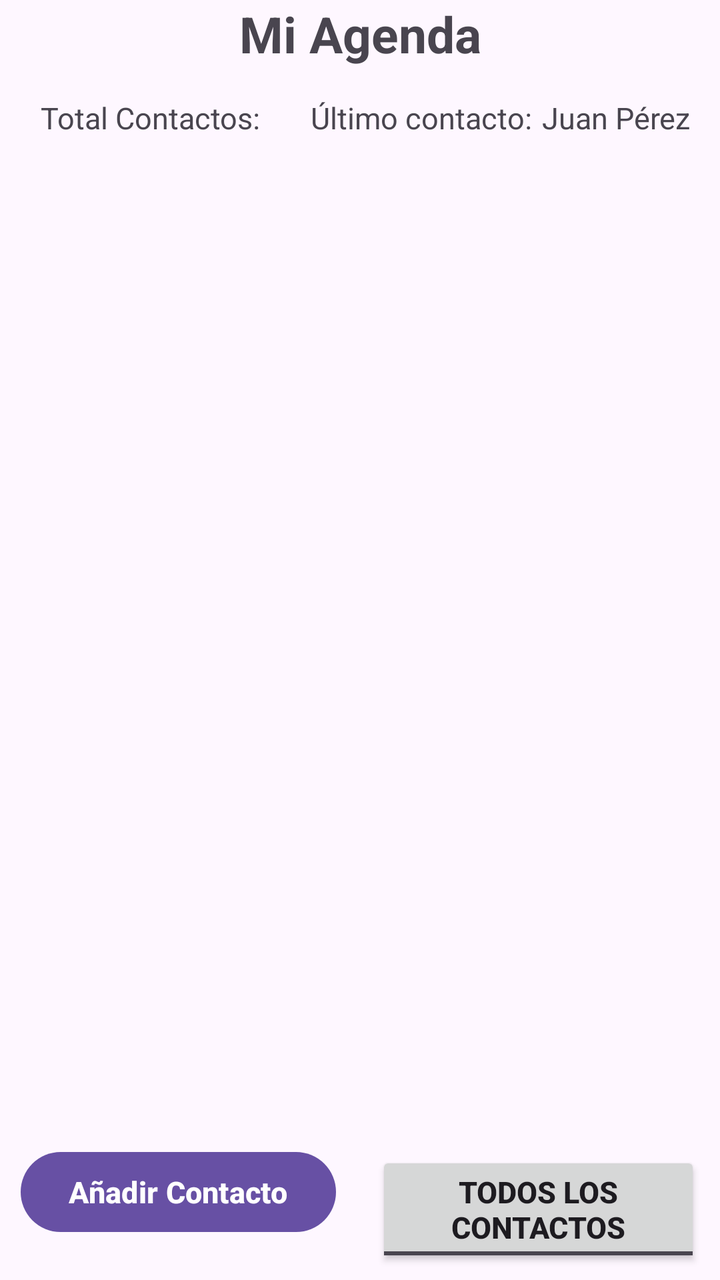
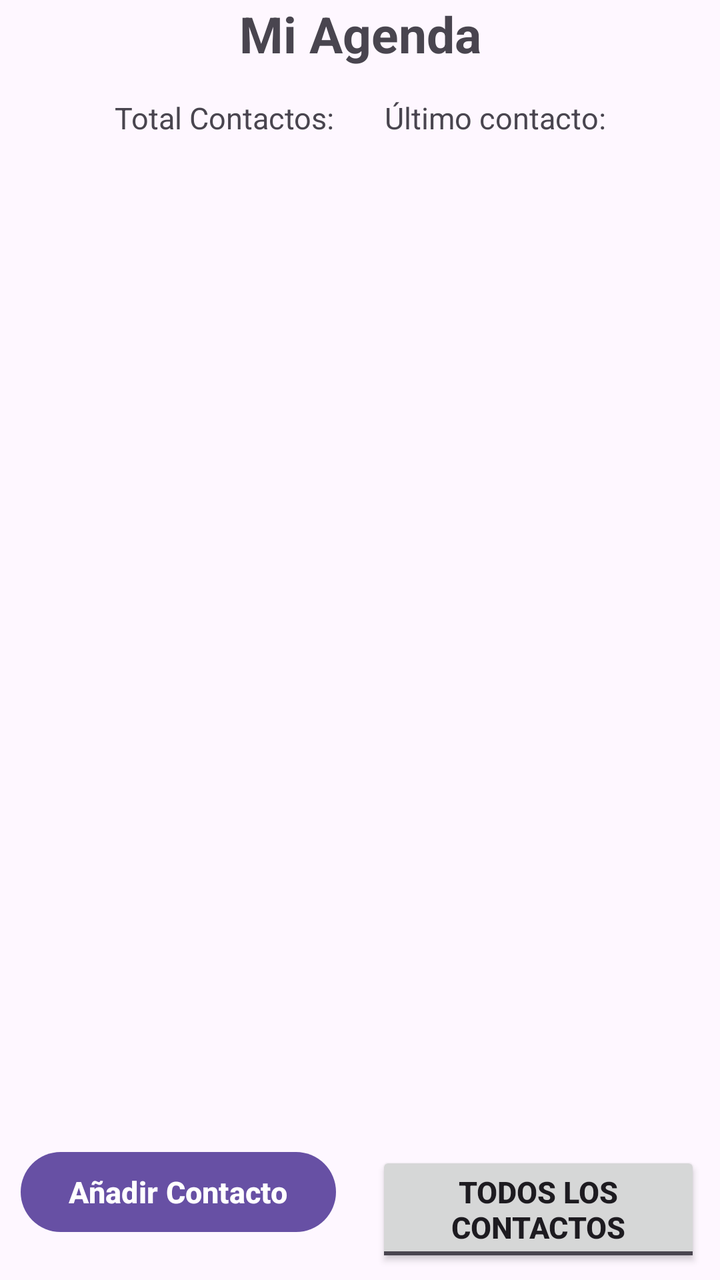

Compare the two renders of this Android layout. The source of the first and the diff that turns it into the second are given below.
<!-- AndroidManifest.xml: application theme Theme.MiAgenda -->
<!-- res/layout/activity_main.xml -->
<?xml version="1.0" encoding="utf-8"?>
<androidx.constraintlayout.widget.ConstraintLayout xmlns:android="http://schemas.android.com/apk/res/android"
    xmlns:app="http://schemas.android.com/apk/res-auto"
    xmlns:tools="http://schemas.android.com/tools"
    android:id="@+id/main"
    android:layout_width="match_parent"
    android:layout_height="match_parent"
    tools:context=".MainActivity">

    <TextView
        android:id="@+id/title"
        android:layout_width="wrap_content"
        android:layout_height="wrap_content"
        android:text="@string/app_name"
        app:layout_constraintTop_toTopOf="parent"
        app:layout_constraintEnd_toEndOf="parent"
        app:layout_constraintStart_toStartOf="parent"
        android:textSize="25sp"
        android:textStyle="bold"
    />

    <LinearLayout
        android:id="@+id/infoLayout"
        android:layout_width="wrap_content"
        android:layout_height="wrap_content"
        app:layout_constraintStart_toStartOf="@+id/title"
        app:layout_constraintEnd_toEndOf="@+id/title"
        app:layout_constraintTop_toBottomOf="@+id/title"
        android:layout_margin="10dp"
        android:orientation="horizontal">

        <TextView
            android:id="@+id/contactos"
            android:layout_width="wrap_content"
            android:layout_height="wrap_content"
            android:text="@string/contacts"
            android:padding="5dp"
            android:textSize="15sp"
        />
        
        <TextView
            android:id="@+id/contacts_count"
            android:layout_width="wrap_content"
            android:layout_height="wrap_content"
            android:paddingStart="0dp"
            android:paddingEnd="10dp"
            android:textSize="15sp"
        />

        <TextView
            android:id="@+id/lastContactText"
            android:layout_width="wrap_content"
            android:layout_height="wrap_content"
            android:text="@string/last_contact_text"
            android:paddingStart="10dp"
            android:paddingEnd="5dp"
            android:textSize="15sp"
        />
        <TextView
            android:id="@+id/lastContact"
            android:layout_width="wrap_content"
            android:layout_height="wrap_content"
            android:text="@string/last_contact"
            android:textSize="15sp"
        />

    </LinearLayout>

    <LinearLayout
        android:id="@+id/buttonsLayout"
        android:layout_width="wrap_content"
        android:layout_height="wrap_content"
        app:layout_constraintStart_toStartOf="@+id/title"
        app:layout_constraintEnd_toEndOf="@+id/title"
        app:layout_constraintBottom_toBottomOf="parent">

        <Button
            android:id="@+id/addContact"
            android:layout_width="wrap_content"
            android:layout_height="wrap_content"
            android:text="@string/add_contact"
            android:textSize="15sp"
            android:textStyle="bold"
            android:layout_margin="10dp"
        />
        <ToggleButton
            android:id="@+id/only_favourites"
            android:layout_width="wrap_content"
            android:layout_height="wrap_content"
            android:textOff="@string/all_contacts"
            android:textOn="@string/only_favourites"
            android:textSize="15sp"
            android:textStyle="bold"
            android:checked="false"
            android:layout_margin="10dp"
        />

    </LinearLayout>

    <androidx.recyclerview.widget.RecyclerView
        android:id="@+id/recyclerContacts"
        android:layout_width="0dp"
        android:layout_height="0dp"
        app:layout_constraintTop_toBottomOf="@id/infoLayout"
        app:layout_constraintBottom_toTopOf="@id/buttonsLayout"
        app:layout_constraintStart_toStartOf="parent"
        app:layout_constraintEnd_toEndOf="parent"/>

</androidx.constraintlayout.widget.ConstraintLayout>
<!-- resources referenced by this layout -->
<resources>
  <string name="add_contact">Añadir Contacto</string>
  <string name="all_contacts">Todos los contactos</string>"
  <string name="app_name">Mi Agenda</string>
  <string name="contacts">Total Contactos: </string>
  <string name="last_contact">Juan Pérez</string>
  <string name="last_contact_text">Último contacto: </string>
  <string name="only_favourites">Solo favoritos</string>
  <style name="Theme.MiAgenda" parent="Base.Theme.MiAgenda" />
  <style name="Base.Theme.MiAgenda" parent="Theme.Material3.DayNight.NoActionBar">
          
          
      </style>
</resources>

<!-- the commit's change to res/layout/activity_main.xml (unified diff, before → after) -->
@@ -60,7 +60,6 @@
             android:id="@+id/lastContact"
             android:layout_width="wrap_content"
             android:layout_height="wrap_content"
-            android:text="@string/last_contact"
             android:textSize="15sp"
         />
 
<!-- resource entries referenced after the edit -->
@@ -4,7 +4,6 @@
   <string name="all_contacts">Todos los contactos</string>"
   <string name="app_name">Mi Agenda</string>
   <string name="contacts">Total Contactos: </string>
-  <string name="last_contact">Juan Pérez</string>
   <string name="last_contact_text">Último contacto: </string>
   <string name="only_favourites">Solo favoritos</string>
   <style name="Theme.MiAgenda" parent="Base.Theme.MiAgenda" />
